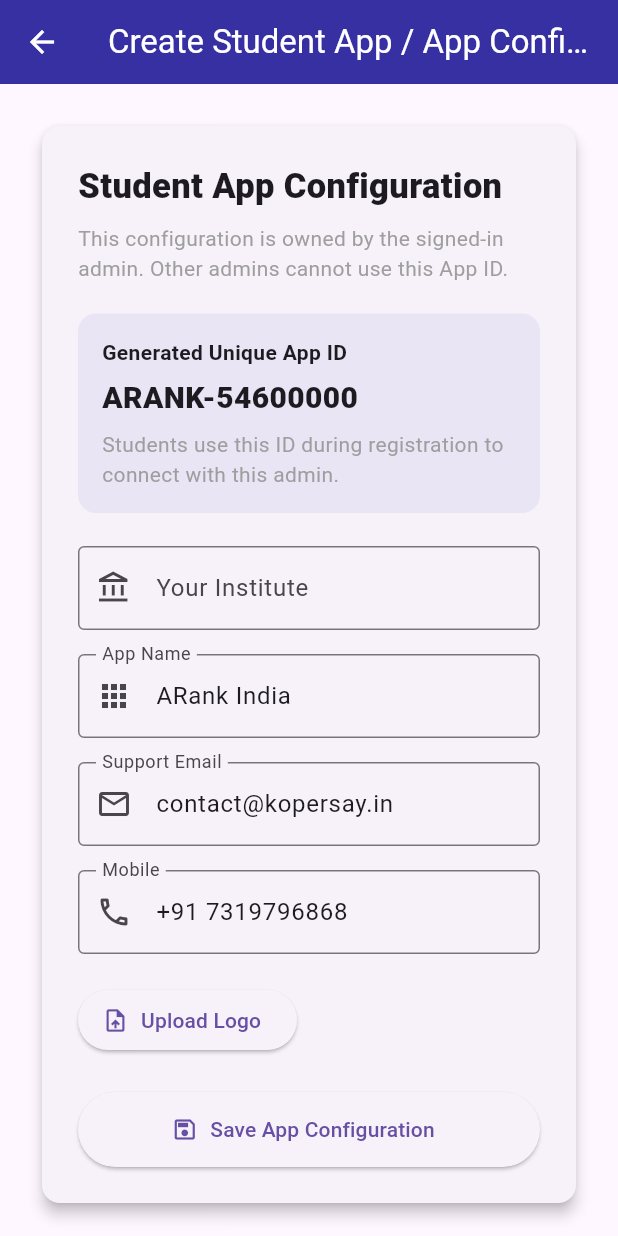
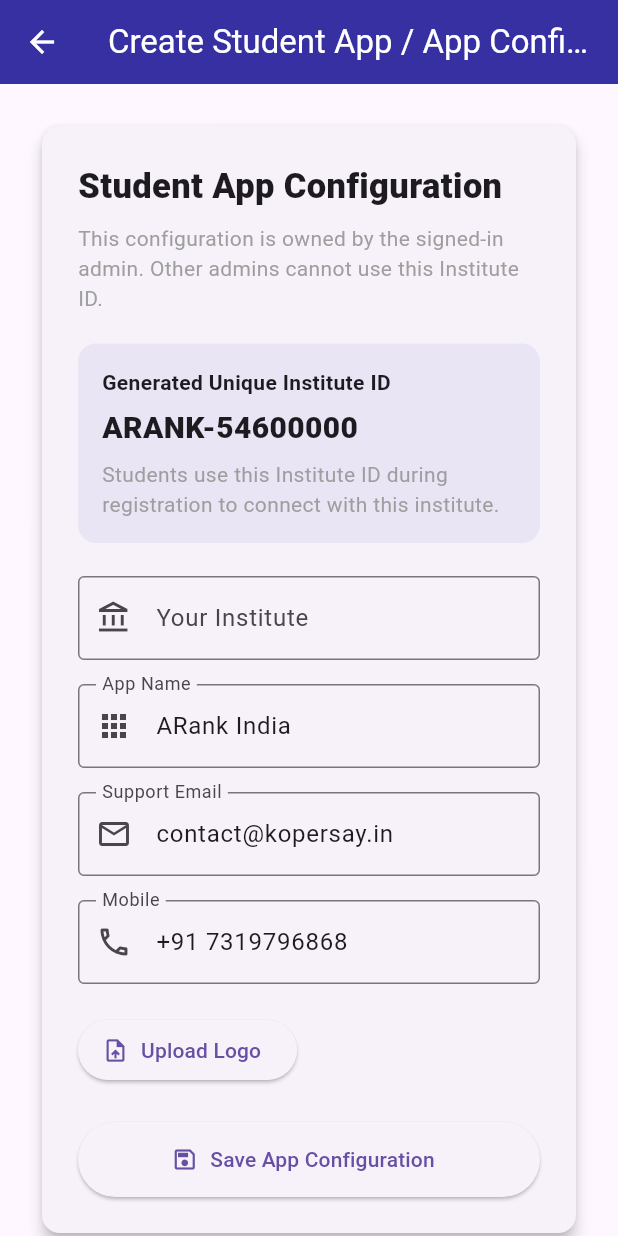
Before and after one commit to thegkexpert662-afk/arank-india-admin, a Flutter app: the AppConfigurationScreen screen opened directly, on a phone screen of 412 x 824 dp. Run offline on Flutter 3.47's test engine with Material 3 defaults, Android fonts, the phone set to English and light mode, and no system bars; our stand-ins replace cloud_firestore, file_picker, firebase_auth, firebase_core, firebase_storage; missing offline and left inert: spreadsheet_decoder; accounts and stored records are empty; network calls fail.

Commit message:
Rename App ID labels to Institute ID

```diff
--- a/lib/screens/dashboard/app_configuration_screen.dart
+++ b/lib/screens/dashboard/app_configuration_screen.dart
@@ -123,18 +123,18 @@
                         children: [
                           const Text('Student App Configuration', style: TextStyle(fontSize: 23, fontWeight: FontWeight.w800)),
                           const SizedBox(height: 8),
-                          const Text('This configuration is owned by the signed-in admin. Other admins cannot use this App ID.', style: TextStyle(color: Colors.grey)),
+                          const Text('This configuration is owned by the signed-in admin. Other admins cannot use this Institute ID.', style: TextStyle(color: Colors.grey)),
                           const SizedBox(height: 20),
                           Container(
                             width: double.infinity,
                             padding: const EdgeInsets.all(16),
                             decoration: BoxDecoration(color: Colors.indigo.withOpacity(0.08), borderRadius: BorderRadius.circular(12)),
                             child: Column(crossAxisAlignment: CrossAxisAlignment.start, children: [
-                              const Text('Generated Unique App ID', style: TextStyle(fontWeight: FontWeight.w700)),
+                              const Text('Generated Unique Institute ID', style: TextStyle(fontWeight: FontWeight.w700)),
                               const SizedBox(height: 6),
                               SelectableText(_appId, style: const TextStyle(fontSize: 20, fontWeight: FontWeight.w800)),
                               const SizedBox(height: 6),
-                              const Text('Students use this ID during registration to connect with this admin.', style: TextStyle(color: Colors.grey)),
+                              const Text('Students use this Institute ID during registration to connect with this institute.', style: TextStyle(color: Colors.grey)),
                             ]),
                           ),
                           const SizedBox(height: 22),
```
